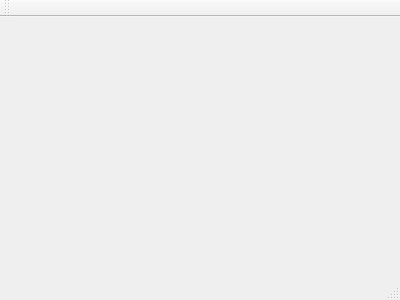
The window that Taxi/mainwindow.ui (TeonSean/Taxi) describes before a commit, drawn with Qt 5.
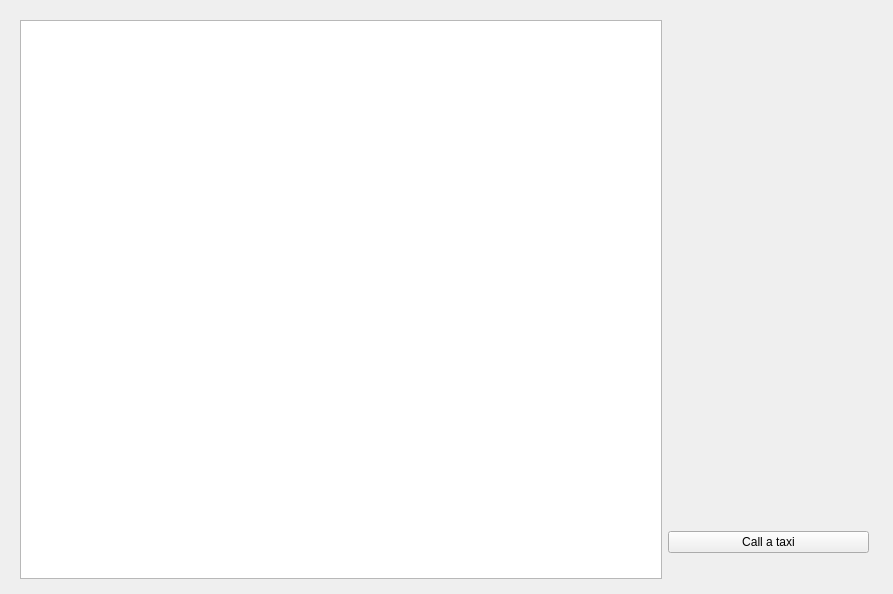
The same window after the commit.

```diff
--- a/Taxi/mainwindow.ui
+++ b/Taxi/mainwindow.ui
@@ -1,24 +1,77 @@
 <ui version="4.0">
  <class>MainWindow</class>
- <widget class="QMainWindow" name="MainWindow" >
-  <property name="geometry" >
+ <widget class="QMainWindow" name="MainWindow">
+  <property name="geometry">
    <rect>
     <x>0</x>
     <y>0</y>
-    <width>400</width>
-    <height>300</height>
+    <width>893</width>
+    <height>594</height>
    </rect>
   </property>
   <property name="windowTitle" >
    <string>MainWindow</string>
   </property>
-  <widget class="QMenuBar" name="menuBar" />
-  <widget class="QToolBar" name="mainToolBar" />
-  <widget class="QWidget" name="centralWidget" />
-  <widget class="QStatusBar" name="statusBar" />
+  <widget class="QWidget" name="centralWidget">
+   <widget class="QWidget" name="horizontalLayoutWidget">
+    <property name="geometry">
+     <rect>
+      <x>9</x>
+      <y>9</y>
+      <width>871</width>
+      <height>581</height>
+     </rect>
+    </property>
+    <layout class="QHBoxLayout" name="horizontalLayout" stretch="16,5">
+     <item>
+      <layout class="QVBoxLayout" name="verticalLayout">
+       <item>
+        <widget class="QTextBrowser" name="textBrowser"/>
+       </item>
+      </layout>
+     </item>
+     <item>
+      <layout class="QVBoxLayout" name="verticalLayout_2" stretch="20,1,1">
+       <item>
+        <spacer name="verticalSpacer">
+         <property name="orientation">
+          <enum>Qt::Vertical</enum>
+         </property>
+         <property name="sizeHint" stdset="0">
+          <size>
+           <width>20</width>
+           <height>40</height>
+          </size>
+         </property>
+        </spacer>
+       </item>
+       <item>
+        <widget class="QPushButton" name="pushButton">
+         <property name="text">
+          <string>Call a taxi</string>
+         </property>
+        </widget>
+       </item>
+       <item>
+        <spacer name="verticalSpacer_2">
+         <property name="orientation">
+          <enum>Qt::Vertical</enum>
+         </property>
+         <property name="sizeHint" stdset="0">
+          <size>
+           <width>20</width>
+           <height>40</height>
+          </size>
+         </property>
+        </spacer>
+       </item>
+      </layout>
+     </item>
+    </layout>
+   </widget>
+  </widget>
  </widget>
- <layoutDefault spacing="6" margin="11" />
- <pixmapfunction></pixmapfunction>
+ <layoutdefault spacing="6" margin="11"/>
  <resources/>
  <connections/>
 </ui>
```
Left out of the diff: 3 changed lines with no effect on the pictures.
